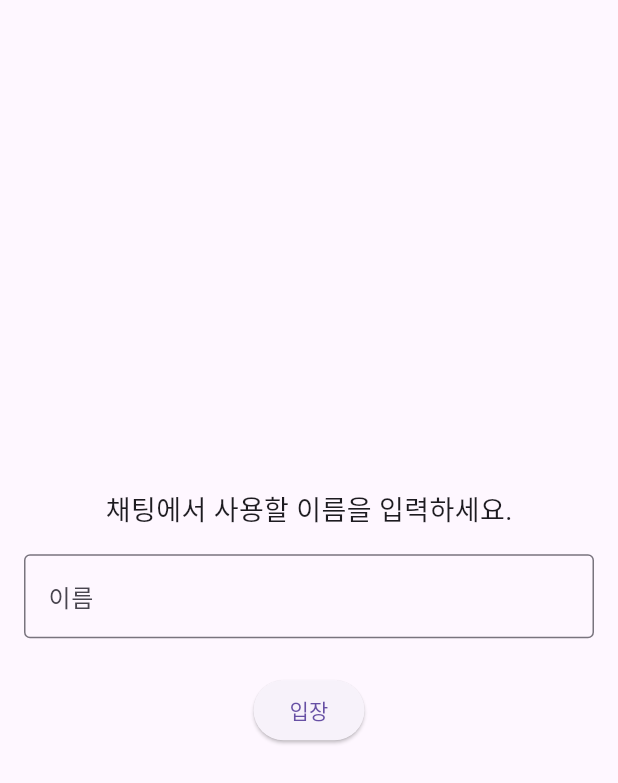
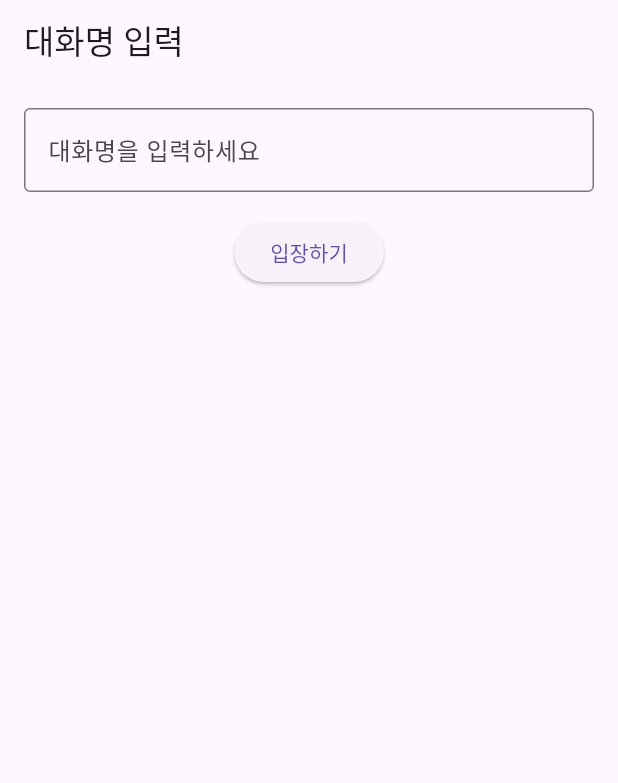
Before and after one commit to msc7077/msc_flutter_webrtc_app, a Flutter app: the screen it shows after launch, on a phone screen of 412 x 824 dp. Shown: the top 783 px of the screen. Run offline on Flutter 3.47's test engine with Material 3 defaults, Android fonts, the light colour scheme and no system bars; our stand-ins replace get, socket_io_client; missing offline and left inert: flutter_webrtc.

Commit message:
기본적인 구조 완료 - 대화명 등록, 채팅화면

```diff
--- a/lib/main.dart
+++ b/lib/main.dart
@@ -1,9 +1,7 @@
 import 'package:flutter/material.dart';
 import 'package:flutter/services.dart';
-import 'package:flutter_webrtc_app/name_input_screen.dart';
+import 'package:flutter_webrtc_app/screens/name_input_screen.dart';
 import 'package:get/get.dart';
-import 'chat_screen.dart';
-import 'signaling.dart';
 
 void main() {
   WidgetsFlutterBinding.ensureInitialized();
--- /dev/null
+++ b/lib/screens/name_input_screen.dart
@@ -0,0 +1,46 @@
+// lib/screens/name_input_screen.dart
+import 'package:flutter/material.dart';
+import 'package:get/get.dart';
+import '../controllers/signaling_controller.dart';
+import 'chat_screen.dart';
+
+class NameInputScreen extends StatelessWidget {
+  final TextEditingController _nameController = TextEditingController();
+  final SignalingController signalingController = Get.put(
+    SignalingController(),
+  );
+
+  @override
+  Widget build(BuildContext context) {
+    return Scaffold(
+      appBar: AppBar(title: Text('대화명 입력')),
+      body: Padding(
+        padding: const EdgeInsets.all(16.0),
+        child: Column(
+          children: [
+            TextField(
+              controller: _nameController,
+              decoration: InputDecoration(
+                labelText: '대화명을 입력하세요',
+                border: OutlineInputBorder(),
+              ),
+            ),
+            SizedBox(height: 16),
+            ElevatedButton(
+              child: Text('입장하기'),
+              onPressed: () {
+                final name = _nameController.text.trim();
+                if (name.isNotEmpty) {
+                  signalingController.setMyName(name); // 이름 저장
+                  Get.to(() => ChatScreen()); // 채팅방으로 이동
+                } else {
+                  Get.snackbar('오류', '대화명을 입력해주세요');
+                }
+              },
+            ),
+          ],
+        ),
+      ),
+    );
+  }
+}
--- a/lib/signaling.dart
+++ b/lib/signaling.dart
@@ -16,7 +16,7 @@
   String? selfId;
   String? userName;
 
-  RxBool isEarpiece = false.obs;
+  RxBool isEarpiece = true.obs;
   final isMicOn = true.obs;
 
   // ICE 서버 설정
```
Also changed, not shown: lib/controllers/signaling_controller.dart (added, +54 -0 lines), lib/screens/chat_screen.dart (added, +106 -0 lines).
